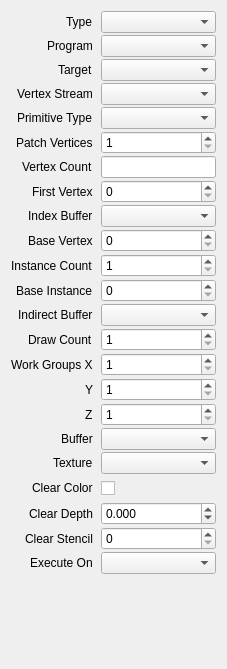
The window that src/session/CallProperties.ui (houmain/gpupad) describes before a commit, drawn with Qt 5.
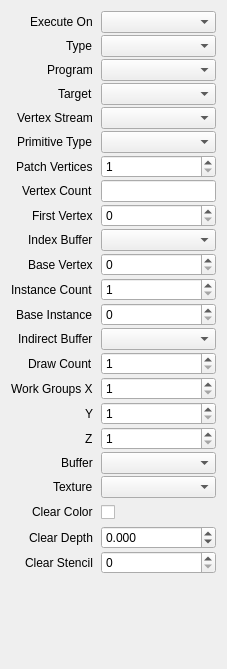
The same window after the commit. Custom widgets are drawn as their Qt base class.

What changed in the file:
```diff
--- a/src/session/CallProperties.ui
+++ b/src/session/CallProperties.ui
@@ -35,84 +35,97 @@
       <number>0</number>
      </property>
      <item row="0" column="0">
+      <widget class="QLabel" name="labelExecuteOn">
+       <property name="text">
+        <string>Execute On</string>
+       </property>
+      </widget>
+     </item>
+     <item row="0" column="1">
+      <widget class="DataComboBox" name="executeOn"/>
+     </item>
+     <item row="1" column="0">
       <widget class="QLabel" name="labelType">
        <property name="text">
         <string>Type</string>
        </property>
       </widget>
      </item>
-     <item row="0" column="1">
+     <item row="1" column="1">
       <widget class="DataComboBox" name="type"/>
      </item>
-     <item row="1" column="0">
+     <item row="2" column="0">
       <widget class="QLabel" name="labelProgram">
        <property name="text">
         <string>Program</string>
        </property>
       </widget>
      </item>
-     <item row="1" column="1">
+     <item row="2" column="1">
       <widget class="ReferenceComboBox" name="program"/>
      </item>
-     <item row="2" column="0">
+     <item row="3" column="0">
       <widget class="QLabel" name="labelTarget">
        <property name="text">
         <string>Target</string>
        </property>
       </widget>
      </item>
-     <item row="2" column="1">
+     <item row="3" column="1">
       <widget class="ReferenceComboBox" name="target"/>
      </item>
-     <item row="3" column="0">
+     <item row="4" column="0">
       <widget class="QLabel" name="labelVertexStream">
        <property name="text">
         <string>Vertex Stream</string>
        </property>
       </widget>
      </item>
-     <item row="3" column="1">
+     <item row="4" column="1">
       <widget class="ReferenceComboBox" name="vertexStream"/>
      </item>
-     <item row="4" column="0">
+     <item row="5" column="0">
       <widget class="QLabel" name="labelPrimitiveType">
        <property name="text">
         <string>Primitive Type</string>
        </property>
       </widget>
      </item>
-     <item row="4" column="1">
+     <item row="5" column="1">
       <widget class="DataComboBox" name="primitiveType"/>
      </item>
-     <item row="5" column="0">
+     <item row="6" column="0">
       <widget class="QLabel" name="labelPatchVertices">
        <property name="text">
         <string>Patch Vertices</string>
        </property>
       </widget>
      </item>
-     <item row="5" column="1">
+     <item row="6" column="1">
       <widget class="QSpinBox" name="patchVertices">
        <property name="minimum">
         <number>1</number>
        </property>
       </widget>
      </item>
-     <item row="6" column="0">
+     <item row="7" column="0">
       <widget class="QLabel" name="labelVertexCount">
        <property name="text">
         <string>Vertex Count</string>
        </property>
       </widget>
      </item>
-     <item row="7" column="0">
+     <item row="7" column="1">
+      <widget class="ExpressionLineEdit" name="vertexCount"/>
+     </item>
+     <item row="8" column="0">
       <widget class="QLabel" name="labelFirstVertex">
        <property name="text">
         <string>First Vertex</string>
        </property>
       </widget>
      </item>
-     <item row="7" column="1">
+     <item row="8" column="1">
       <widget class="QSpinBox" name="firstVertex">
        <property name="minimum">
         <number>0</number>
@@ -122,24 +135,24 @@
        </property>
       </widget>
      </item>
-     <item row="8" column="0">
+     <item row="9" column="0">
       <widget class="QLabel" name="labelIndexBuffer">
        <property name="text">
         <string>Index Buffer</string>
        </property>
       </widget>
      </item>
-     <item row="8" column="1">
+     <item row="9" column="1">
       <widget class="ReferenceComboBox" name="indexBuffer"/>
      </item>
-     <item row="9" column="0">
+     <item row="10" column="0">
       <widget class="QLabel" name="labelBaseVertex">
        <property name="text">
         <string>Base Vertex</string>
        </property>
       </widget>
      </item>
-     <item row="9" column="1">
+     <item row="10" column="1">
       <widget class="QSpinBox" name="baseVertex">
        <property name="maximum">
         <number>100000000</number>
@@ -329,19 +342,6 @@
        </property>
       </widget>
      </item>
-     <item row="6" column="1">
-      <widget class="ExpressionLineEdit" name="vertexCount"/>
-     </item>
-     <item row="23" column="1">
-      <widget class="DataComboBox" name="executeOn"/>
-     </item>
-     <item row="23" column="0">
-      <widget class="QLabel" name="labelExecuteOn">
-       <property name="text">
-        <string>Execute On</string>
-       </property>
-      </widget>
-     </item>
     </layout>
    </item>
   </layout>
```
